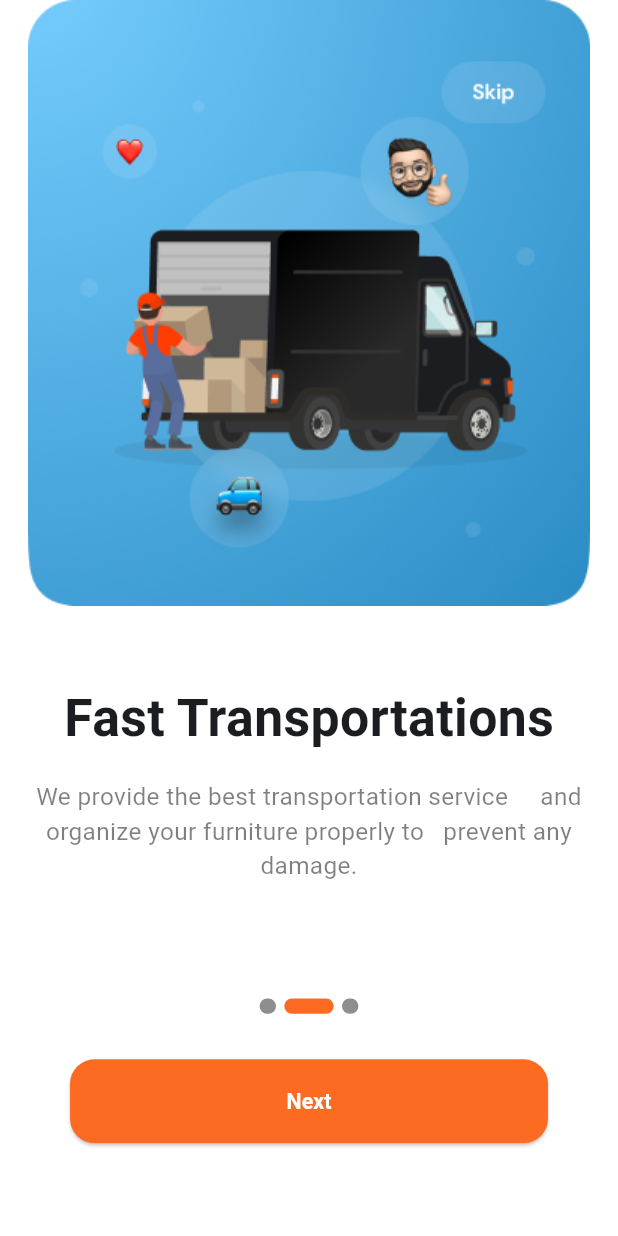
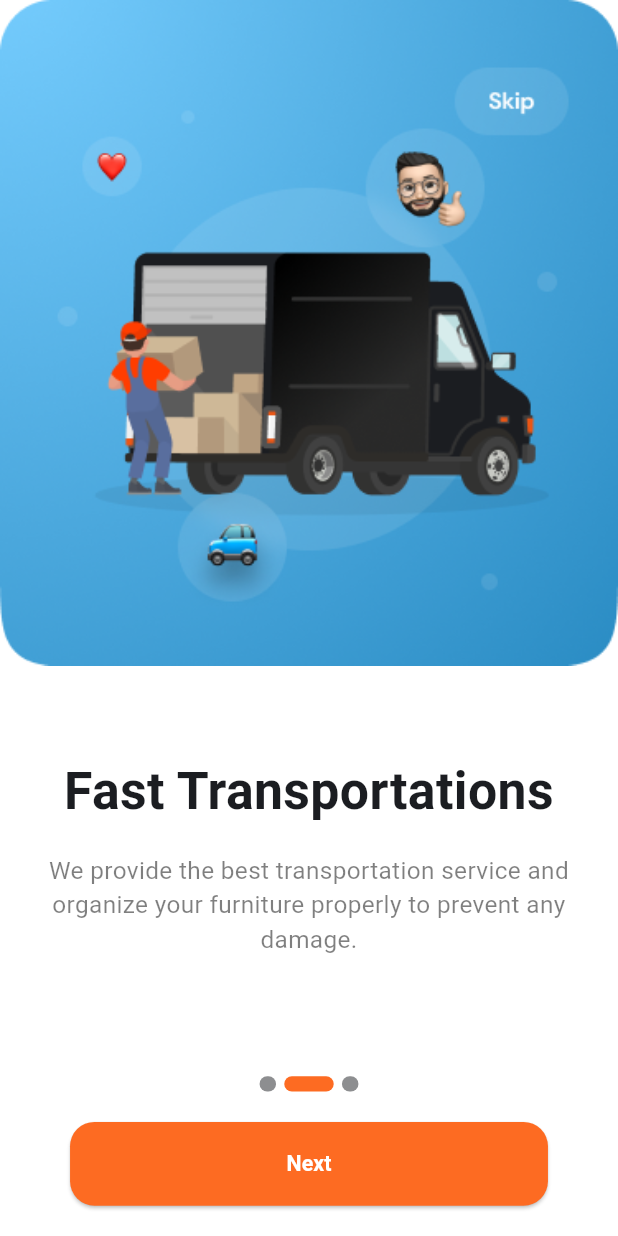
Before and after one commit to RaWanMagdy0/Engzly-app, a Flutter app: the screen it shows after launch, after a tap on "Next", on a phone screen of 412 x 824 dp. Run offline on Flutter 3.47's test engine with Material 3 defaults, Android fonts, the phone set to English and light mode, and no system bars; drawn by our look-alikes of smooth_page_indicator; our stand-ins replace cached_network_image, dio, flutter_bloc, flutter_image_compress, flutter_native_splash, flutter_screenutil and 15 more; generated files the repository leaves out were written again; network calls fail; project files that could hold a hidden picture were left out.

```diff
--- a/lib/core/networking/api/api_constants.dart
+++ b/lib/core/networking/api/api_constants.dart
@@ -16,7 +16,7 @@ class ApiConstants {
   static const String changePassword = "User/ChangePassword";
 
   static const String selectLocation = "User/addLocation";
-  static const String getLocations = "User/UserLocations";
+  static const String getLocations = "HouseShifting/UserLocations";
 
   // --------------------  Home  -----------------
 
--- a/lib/features/history/ui/history.dart
+++ b/lib/features/history/ui/history.dart
@@ -56,7 +56,6 @@ class _HistoryScreenState extends State<HistoryScreen> {
                   if (historyList.isEmpty) {
                     return const Center(child: Text("No history available"));
                   }
-
                   return ListView.builder(
                     itemCount: historyList.length,
                     itemBuilder: (context, index) {
--- a/lib/features/onBoarding/onBoarding_screen.dart
+++ b/lib/features/onBoarding/onBoarding_screen.dart
@@ -1,10 +1,13 @@
-// ignore_for_file: use_build_context_synchronously
-import 'package:engzly/core/routing/route_name.dart';
-import 'package:engzly/features/onBoarding/widgets/custom_onboarding.dart';
+import 'package:engzly/core/theming/colors.dart';
+import 'package:engzly/core/theming/fonts.dart';
+import 'package:engzly/core/shared_widgets/custom_botton.dart';
+import 'package:engzly/features/onBoarding/widgets/indicator.dart';
 import 'package:flutter/material.dart';
-import 'package:flutter/services.dart';
+import 'package:flutter_screenutil/flutter_screenutil.dart';
 import 'package:shared_preferences/shared_preferences.dart';
-import '../../core/theming/images.dart';
+
+import '../../../core/routing/route_name.dart';
+import '../../../core/theming/images.dart';
 
 class OnboardingScreen extends StatefulWidget {
   const OnboardingScreen({super.key});
@@ -14,7 +17,6 @@ class OnboardingScreen extends StatefulWidget {
 }
 
 class _OnboardingScreenState extends State<OnboardingScreen> {
-  final PageController _pageController = PageController();
   int _currentPage = 0;
 
   final List<Map<String, String>> pages = [
@@ -22,13 +24,13 @@ class _OnboardingScreenState extends State<OnboardingScreen> {
       'image': AppImages.onBoarding1,
       'mainText': 'Easy Process',
       'caption':
-          '  Find all your house needs in one place. We provide every service to make your home experience smooth.',
+          'Find all your house needs in one place. We provide every service to make your home experience smooth.',
     },
     {
       'image': AppImages.onBoarding2,
       'mainText': 'Fast Transportations',
       'caption':
-          "We provide the best transportation service     and organize your furniture properly to   prevent any damage.",
+          "We provide the best transportation service and organize your furniture properly to prevent any damage.",
     },
     {
       'image': AppImages.onBoarding3,
@@ -38,58 +40,137 @@ class _OnboardingScreenState extends State<OnboardingScreen> {
     },
   ];
 
-  void _nextPage() async {
+  Future<void> _finishOnboarding() async {
+    final prefs = await SharedPreferences.getInstance();
+    await prefs.setBool('isFirstTime', false);
+    Navigator.pushReplacementNamed(context, RouteName.login);
+  }
+
+  void _nextPage() {
     if (_currentPage < pages.length - 1) {
-      _pageController.nextPage(
-        duration: const Duration(milliseconds: 300),
-        curve: Curves.easeInOut,
-      );
+      setState(() => _currentPage++);
     } else {
-      final prefs = await SharedPreferences.getInstance();
-      await prefs.setBool('isFirstTime', false);
-
-      Navigator.pushReplacementNamed(context, RouteName.login);
+      _finishOnboarding();
     }
   }
 
   void _skipOnboarding() async {
     final prefs = await SharedPreferences.getInstance();
     await prefs.setBool('isFirstTime', false);
-
     Navigator.pushReplacementNamed(context, RouteName.login);
   }
 
   @override
   Widget build(BuildContext context) {
-    SystemChrome.setSystemUIOverlayStyle(
-      const SystemUiOverlayStyle(statusBarColor: Colors.transparent),
-    );
+    final currentData = pages[_currentPage];
+
     return Scaffold(
       body: Column(
         children: [
+          AnimatedSwitcher(
+              duration: const Duration(milliseconds: 600),
+              transitionBuilder: (child, animation) => ScaleTransition(
+                    scale: animation,
+                    child: child,
+                  ),
+              child: Stack(
+                children: [
+                  Image.asset(
+                    currentData['image']!,
+                    key: ValueKey<String>(currentData['image']!),
+                    width: double.infinity,
+                    fit: BoxFit.contain,
+                  ),
+                  Positioned(
+                    top: 45.h,
+                    right: 32.w,
+                    child: GestureDetector(
+                      onTap: _skipOnboarding,
+                      child: Container(
+                          width: 60, height: 35, color: Colors.transparent),
+                    ),
+                  ),
+                ],
+              )),
           Expanded(
-            child: PageView.builder(
-              controller: _pageController,
-              physics: const NeverScrollableScrollPhysics(),
-              itemCount: pages.length,
-              onPageChanged: (index) {
-                setState(() {
-                  _currentPage = index;
-                });
-              },
-              itemBuilder: (context, index) {
-                return CustomScreen(
-                  onSkip: _skipOnboarding,
-                  onNext: _nextPage,
-                  isLastPage: _currentPage == pages.length - 1,
-                  pageController: _pageController,
+            flex: 2,
+            child: Column(
+              mainAxisAlignment: MainAxisAlignment.center,
+              children: [
+                AnimatedSwitcher(
+                  duration: const Duration(milliseconds: 500),
+                  transitionBuilder: (child, animation) => SlideTransition(
+                    position: Tween<Offset>(
+                      begin: const Offset(-1, 0),
+                      end: Offset.zero,
+                    ).animate(animation),
+                    child: FadeTransition(opacity: animation, child: child),
+                  ),
+                  child: Text(
+                    currentData['mainText']!,
+                    key: ValueKey<String>(currentData['mainText']!),
+                    style: AppFonts.font36BlackWeight700,
+                    textAlign: TextAlign.center,
+                  ),
+                ),
+                16.verticalSpace,
+                AnimatedSwitcher(
+                  duration: const Duration(milliseconds: 500),
+                  transitionBuilder: (child, animation) => SlideTransition(
+                    position: Tween<Offset>(
+                      begin: const Offset(1, 0),
+                      end: Offset.zero,
+                    ).animate(animation),
+                    child: FadeTransition(opacity: animation, child: child),
+                  ),
+                  child: Padding(
+                    key: ValueKey<String>(currentData['caption']!),
+                    padding: EdgeInsets.symmetric(horizontal: 24.w),
+                    child: Text(
+                      currentData['caption']!,
+                      style: AppFonts.font16BlackWeight400.copyWith(
+                        color: Colors.black.withValues(alpha: 0.5),
+                      ),
+                      textAlign: TextAlign.center,
+                    ),
+                  ),
+                ),
+              ],
+            ),
+          ),
+          Expanded(
+            flex: 1,
+            child: Column(
+              mainAxisAlignment: MainAxisAlignment.center,
+              children: [
+                Indicator(
+                  pageController: PageController(initialPage: _currentPage),
                   pagesCount: pages.length,
-                  currentPage: _currentPage,
-                  image: pages[index]['image']!,
-                  mainText: pages[index]['mainText']!,
-                  caption: pages[index]['caption']!,
-                );
-              },
+                ),
+                20.verticalSpace,
+                AnimatedSwitcher(
+                  duration: const Duration(milliseconds: 500),
+                  transitionBuilder: (child, animation) => SlideTransition(
+                    position: Tween<Offset>(
+                      begin: const Offset(0, 1),
+                      end: Offset.zero,
+                    ).animate(animation),
+                    child: FadeTransition(opacity: animation, child: child),
+                  ),
+                  child: CustomButton(
+                    key: ValueKey<int>(_currentPage),
+                    onPressed: _nextPage,
+                    width: 290.w,
+                    height: 55.h,
+                    borderRadius: 16.r,
+                    text: _currentPage == pages.length - 1
+                        ? "Get Started"
+                        : "Next",
+                    textStyle: AppFonts.font14BWhiteWeight700,
+                    backgroundColor: ColorsManager.orange,
+                  ),
+                ),
+              ],
             ),
           ),
         ],
```
Also changed, not shown: lib/features/home/ui/home_screen.dart (+9 -5 lines), lib/features/home/ui/widgets/offers_card.dart (+4 -34 lines), lib/core/di/di.config.dart, lib/features/profile/data/profile_api/profile_api_manager.g.dart, 2 other files.
